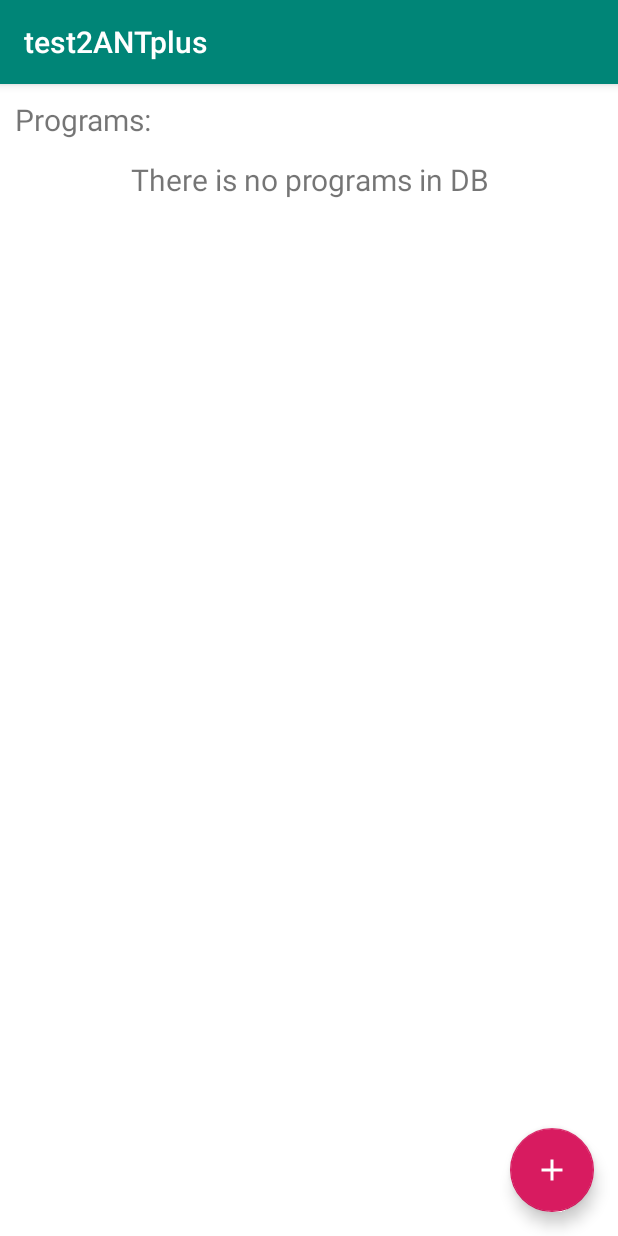
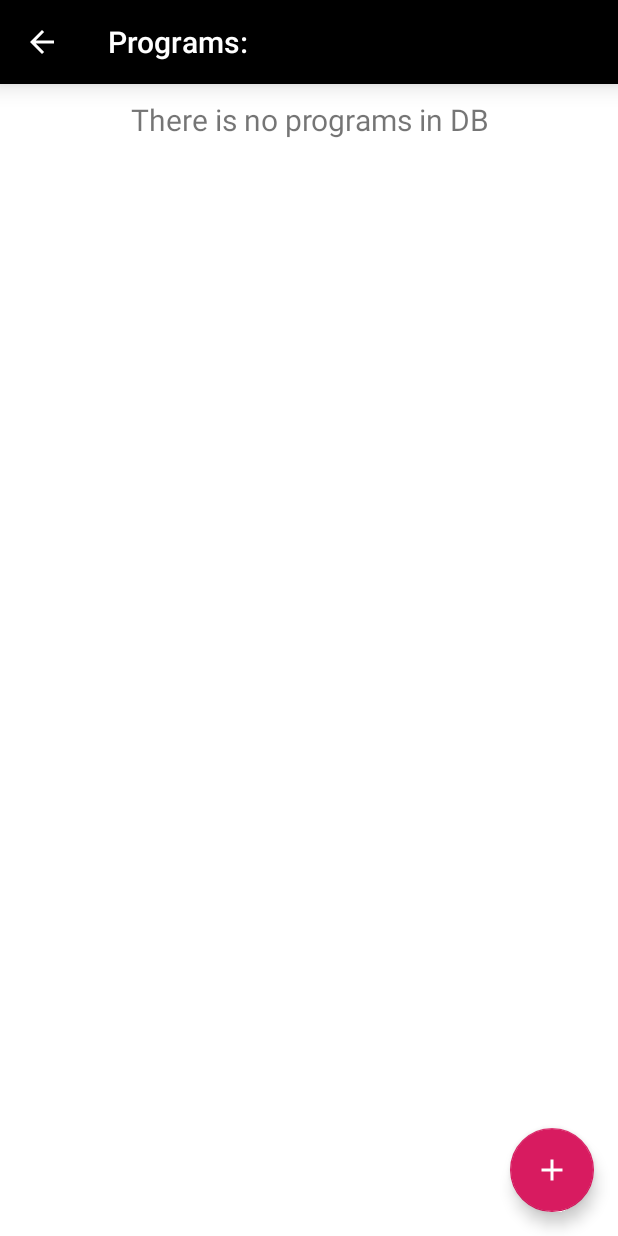
Before and after one commit to Papashkin/test2ANTplus_2.0, an Android app: the fragment ProgramFragment placed in its activity, on a phone screen of 412 x 824 dp. Run offline under Robolectric (Android 15) with nearby library versions, the phone set to English and light mode, and no system bars; our stand-ins replace Dagger/Hilt's generated code, Picasso, Room's generated code, RxJava; libraries missing offline, so code that uses them is left out: com.github.mikephil.charting, ru.terrakok.cicerone; 3 statements that could not run were skipped.

Commit message:
Added toolbars

```diff
--- a/app/src/main/java/com/example/test2antplus/presenter/ProfilePresenter.kt
+++ b/app/src/main/java/com/example/test2antplus/presenter/ProfilePresenter.kt
@@ -56,4 +56,8 @@ class ProfilePresenter(private val view: ProfileFragment, owner: LifecycleOwner)
     fun onCreateProfileClick() {
         router.navigateTo(FragmentScreens.SettingScreen())
     }
+
+    fun onBackPressed() {
+        router.exit()
+    }
 }
--- a/app/src/main/java/com/example/test2antplus/presenter/ProgramPresenter.kt
+++ b/app/src/main/java/com/example/test2antplus/presenter/ProgramPresenter.kt
@@ -54,6 +54,10 @@ class ProgramPresenter(private val view: ProgramInterface) {
             })
     }
 
+    fun onBackPressed() {
+        router.exit()
+    }
+
 //    fun selectProfile(id: Int) {
 //        selectedProgram = programs[id]
 //        // TODO add selected program to broadcast
--- a/app/src/main/java/com/example/test2antplus/ui/view/ProfileFragment.kt
+++ b/app/src/main/java/com/example/test2antplus/ui/view/ProfileFragment.kt
@@ -40,6 +40,11 @@ class ProfileFragment : Fragment(), ProfileInterface {
     override fun onViewCreated(view: View, savedInstanceState: Bundle?) {
         owner = LifecycleOwner { lifecycle }
         presenter = ProfilePresenter(this, owner)
+
+        toolbarProfiles.setNavigationIcon(R.drawable.ic_arrow_back)
+        toolbarProfiles.setNavigationOnClickListener {
+            presenter.onBackPressed()
+        }
 
         activity?.let {
             profilesAdapter = ArrayAdapter(it.applicationContext, R.layout.card_profile_info, profiles)
--- a/app/src/main/java/com/example/test2antplus/ui/view/ProgramFragment.kt
+++ b/app/src/main/java/com/example/test2antplus/ui/view/ProgramFragment.kt
@@ -62,6 +62,11 @@ class ProgramFragment : Fragment(), ProgramInterface {
         showLoading()
         presenter = ProgramPresenter(this)
 
+        toolbarPrograms.setNavigationIcon(R.drawable.ic_arrow_back)
+        toolbarPrograms.setNavigationOnClickListener {
+            presenter.onBackPressed()
+        }
+
         programAdapter = ProgramAdapter()
         listPrograms.adapter = programAdapter
 
--- a/app/src/main/java/com/example/test2antplus/ui/view/ProgramSettingsFragment.kt
+++ b/app/src/main/java/com/example/test2antplus/ui/view/ProgramSettingsFragment.kt
@@ -63,6 +63,11 @@ class ProgramSettingsFragment : Fragment(), ProgramSettingsInterface {
 
     override fun onViewCreated(view: View, savedInstanceState: Bundle?) {
         presenter = ProgramSettingsPresenter(this)
+
+        toolbarProgramSettings.setNavigationIcon(R.drawable.ic_arrow_back)
+        toolbarProgramSettings.setNavigationOnClickListener {
+            presenter.onBackPressed()
+        }
 
         fabAddPower.hide()
 
--- a/app/src/main/res/layout/fragment_program.xml
+++ b/app/src/main/res/layout/fragment_program.xml
@@ -7,23 +7,21 @@
         android:background="#ffffff"
         android:clickable="true">
 
-    <TextView
-            android:id="@+id/textPrograms"
-            android:text="@string/programs_text"
-            android:textSize="20sp"
-            android:gravity="start"
-            android:layout_width="wrap_content"
+    <Toolbar
+            android:id="@+id/toolbarPrograms"
+            android:layout_width="match_parent"
             android:layout_height="wrap_content"
-            app:layout_constraintTop_toTopOf="parent"
+            style="@style/MainToolbar"
+            android:title="@string/programs_text"
+            android:titleTextColor="@color/pure_white"
             app:layout_constraintStart_toStartOf="parent"
-            android:layout_marginStart="10dp"
-            android:layout_marginTop="10dp"/>
+            app:layout_constraintEnd_toEndOf="parent"
+            app:layout_constraintTop_toTopOf="parent"/>
 
     <ScrollView
             android:layout_width="match_parent"
-            android:layout_height="match_parent"
-            android:layout_marginTop="40dp"
-            app:layout_constraintTop_toBottomOf="@id/textPrograms"
+            android:layout_height="wrap_content"
+            app:layout_constraintTop_toBottomOf="@id/toolbarPrograms"
             app:layout_constraintStart_toStartOf="parent"
             app:layout_constraintEnd_toEndOf="parent">
 
@@ -32,7 +30,7 @@
                 android:layout_width="match_parent"
                 android:layout_height="wrap_content"
                 android:layout_marginTop="10dp"
-                app:layout_constraintTop_toBottomOf="@id/textPrograms"
+                app:layout_constraintTop_toBottomOf="@id/toolbarPrograms"
                 app:layout_constraintStart_toStartOf="parent"
                 app:layout_constraintEnd_toEndOf="parent">
 
--- a/app/src/main/res/values/colors.xml
+++ b/app/src/main/res/values/colors.xml
@@ -3,4 +3,6 @@
     <color name="colorPrimary">#008577</color>
     <color name="colorPrimaryDark">#00574B</color>
     <color name="colorAccent">#D81B60</color>
+    <color name="full_black">#000000</color>
+    <color name="pure_white">#ffffff</color>
 </resources>
--- a/app/src/main/res/values/styles.xml
+++ b/app/src/main/res/values/styles.xml
@@ -1,11 +1,17 @@
 <resources>
 
     <!-- Base application theme. -->
-    <style name="AppTheme" parent="Theme.AppCompat.Light.DarkActionBar">
+    <style name="AppTheme" parent="Theme.AppCompat.Light.NoActionBar">
         <!-- Customize your theme here. -->
         <item name="colorPrimary">@color/colorPrimary</item>
         <item name="colorPrimaryDark">@color/colorPrimaryDark</item>
         <item name="colorAccent">@color/colorAccent</item>
     </style>
 
+    <style name="MainToolbar" parent="Base.Theme.AppCompat.Light.DarkActionBar">
+        <item name="android:background">@color/full_black</item>
+        <item name="android:textColor">@color/pure_white</item>
+        <item name="android:elevation">10dp</item>
+    </style>
+
 </resources>
```
Also changed, not shown: app/src/main/java/com/example/test2antplus/presenter/ProgramSettingsPresenter.kt (+6 -4 lines), app/src/main/java/com/example/test2antplus/ui/adapter/ProgramAdapter.kt (+1 -31 lines), app/src/main/res/layout/fragment_profiles.xml (+10 -11 lines), app/src/main/res/layout/fragment_program_settings.xml (+16 -9 lines).
